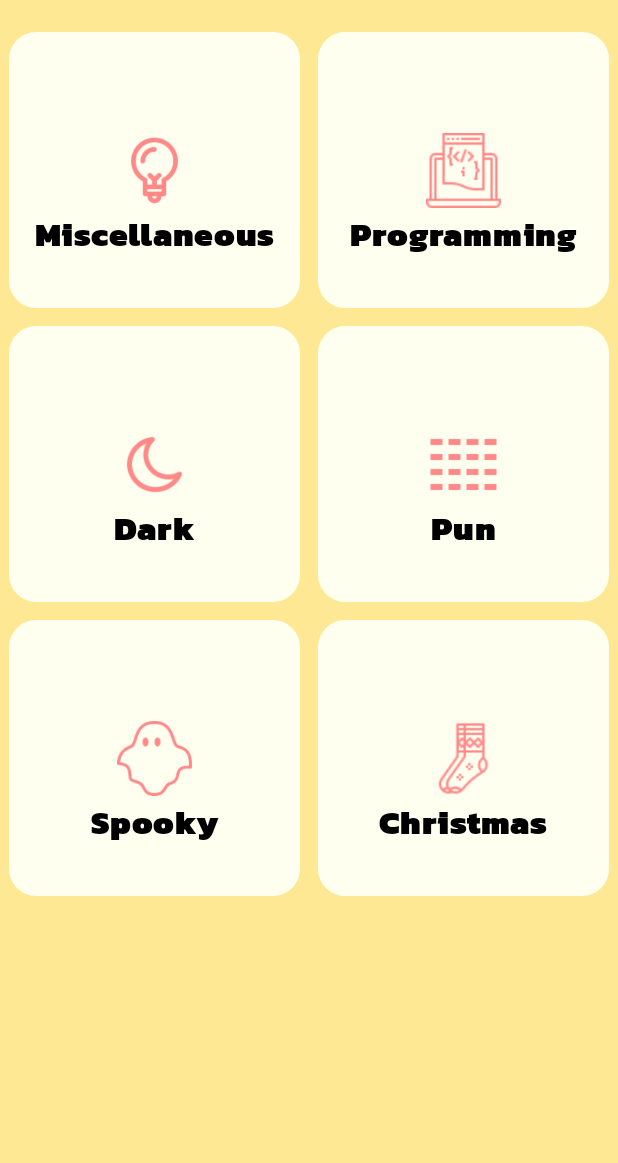
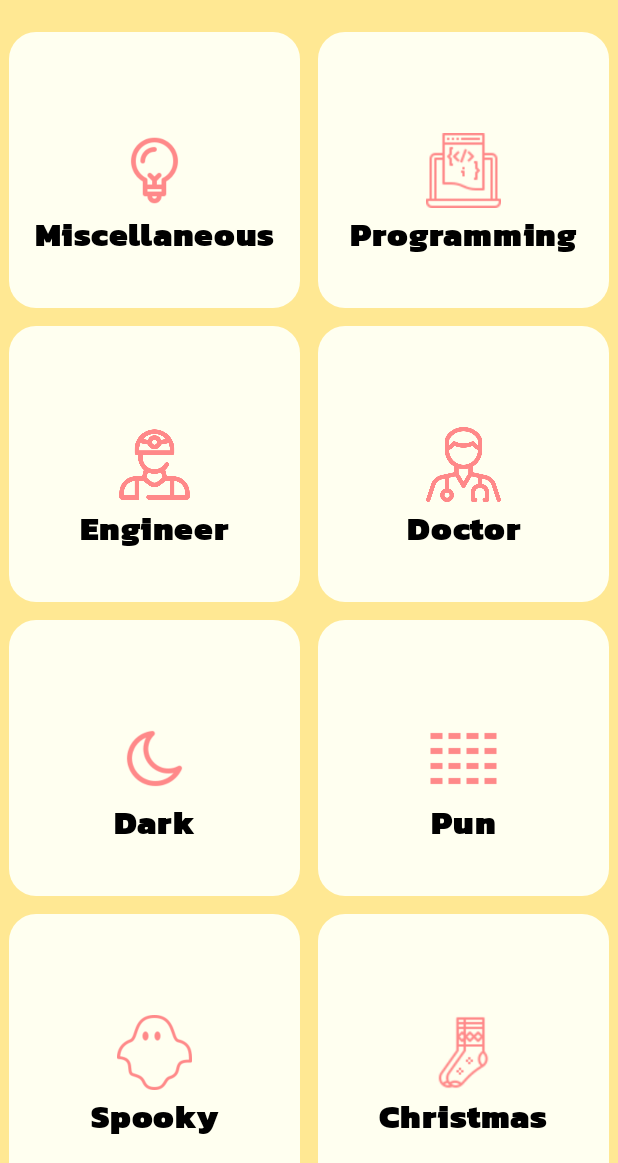
Before and after one commit to thepiyushapkaje/Punchline, an Android app built with Jetpack Compose: the screen it shows after launch (MainActivity), on a phone screen of 412 x 824 dp, the part 73-1236 px from its top. Run offline under Robolectric (Android 15) with nearby library versions, the phone set to English and light mode, and no system bars; our stand-ins replace Dagger/Hilt's generated code, Firebase (no records; nobody signed in at launch, a user with empty details on screens opened directly); 8 statements that could not run were skipped.

Commit message:
Added new categories in application.

```diff
--- /dev/null
+++ b/app/src/main/java/com/nextbigthing/thepunchline/api/NewApiService.kt
@@ -0,0 +1,13 @@
+package com.nextbigthing.thepunchline.api
+
+import com.nextbigthing.thepunchline.data.DoctorJokes
+import com.nextbigthing.thepunchline.data.Jokes
+import retrofit2.http.GET
+import retrofit2.http.Path
+
+interface NewApiService {
+
+    @GET("{category}")
+    suspend fun getDoctorJokes(@Path("category") category: String): DoctorJokes
+
+}
--- /dev/null
+++ b/app/src/main/java/com/nextbigthing/thepunchline/data/DoctorJokes.kt
@@ -0,0 +1,3 @@
+package com.nextbigthing.thepunchline.data
+
+data class DoctorJokes(val data:String)
--- a/app/src/main/java/com/nextbigthing/thepunchline/di/AppModule.kt
+++ b/app/src/main/java/com/nextbigthing/thepunchline/di/AppModule.kt
@@ -4,6 +4,7 @@ import android.content.Context
 import com.google.firebase.database.DatabaseReference
 import com.google.firebase.database.FirebaseDatabase
 import com.nextbigthing.thepunchline.api.ApiService
+import com.nextbigthing.thepunchline.api.NewApiService
 import com.nextbigthing.thepunchline.util.AppConstant
 import com.nextbigthing.thepunchline.util.JokesPreferenceHelper
 import dagger.Module
@@ -11,8 +12,10 @@ import dagger.Provides
 import dagger.hilt.InstallIn
 import dagger.hilt.android.qualifiers.ApplicationContext
 import dagger.hilt.components.SingletonComponent
+import okhttp3.OkHttpClient
 import retrofit2.Retrofit
 import retrofit2.converter.gson.GsonConverterFactory
+import javax.inject.Named
 import javax.inject.Singleton
 
 @Module
@@ -32,14 +35,40 @@ object AppModule {
     }
 
     @Provides
+    @Named("OldRetrofit")
     fun retrofit(): Retrofit {
         return Retrofit.Builder().baseUrl(AppConstant.BASE_URL)
             .addConverterFactory(GsonConverterFactory.create()).build()
     }
 
     @Provides
-    fun apiService(retrofit: Retrofit): ApiService {
+    fun apiService(@Named("OldRetrofit") retrofit: Retrofit): ApiService {
         return retrofit.create(ApiService::class.java)
+    }
+
+    @Provides
+    @Named("NewRetrofit")
+    fun newRetrofit(): Retrofit {
+        return Retrofit.Builder()
+            .baseUrl("https://jokes-always.p.rapidapi.com/")
+            .addConverterFactory(GsonConverterFactory.create())
+            .client(
+                OkHttpClient.Builder()
+                    .addInterceptor { chain ->
+                        val request = chain.request().newBuilder()
+                            .addHeader("x-rapidapi-host", "jokes-always.p.rapidapi.com")
+                            .addHeader("x-rapidapi-key", "84a94507famsh31eca89c1f145a6p15ff2bjsn9602c0ecf733")
+                            .build()
+                        chain.proceed(request)
+                    }
+                    .build()
+            )
+            .build()
+    }
+
+    @Provides
+    fun newApiService(@Named("NewRetrofit") newRetrofit: Retrofit): NewApiService {
+        return newRetrofit.create(NewApiService::class.java)
     }
 
     @Provides
--- a/app/src/main/java/com/nextbigthing/thepunchline/navigation/Navigation.kt
+++ b/app/src/main/java/com/nextbigthing/thepunchline/navigation/Navigation.kt
@@ -15,9 +15,11 @@ import com.nextbigthing.thepunchline.ui.catgories.MainScreen
 import com.nextbigthing.thepunchline.ui.jokes.JokesScreen
 import com.nextbigthing.thepunchline.util.JokesPreferenceHelper
 import com.nextbigthing.thepunchline.viewModel.JokesViewModel
+import com.nextbigthing.thepunchline.viewModel.NewJokesViewModel
 
 @Composable
-fun Navigation(viewModel: JokesViewModel, jokesPreferenceHelper: JokesPreferenceHelper, context: Context) {
+fun Navigation(viewModel: JokesViewModel, newViewModel: NewJokesViewModel,
+               jokesPreferenceHelper: JokesPreferenceHelper, context: Context) {
     val navController = rememberNavController()
 
     NavHost(navController = navController, startDestination = Screen.DashboardScreen.route) {
@@ -52,6 +54,7 @@ fun Navigation(viewModel: JokesViewModel, jokesPreferenceHelper: JokesPreference
                     category = it,
                     jokesPreferenceHelper = jokesPreferenceHelper,
                     viewModel = viewModel,
+                    newViewModel = newViewModel,
                     context = context
                 )
             }
--- a/app/src/main/java/com/nextbigthing/thepunchline/ui/MainActivity.kt
+++ b/app/src/main/java/com/nextbigthing/thepunchline/ui/MainActivity.kt
@@ -25,6 +25,7 @@ import com.nextbigthing.thepunchline.util.AppConstant
 import com.nextbigthing.thepunchline.util.AppConstant.APP_PACKAGE_NAME
 import com.nextbigthing.thepunchline.util.JokesPreferenceHelper
 import com.nextbigthing.thepunchline.viewModel.JokesViewModel
+import com.nextbigthing.thepunchline.viewModel.NewJokesViewModel
 import dagger.hilt.android.AndroidEntryPoint
 import javax.inject.Inject
 
@@ -36,6 +37,7 @@ class MainActivity : ComponentActivity() {
     @Inject
     lateinit var databaseReference: DatabaseReference
     private val viewModel: JokesViewModel by viewModels()
+    private val newViewModel: NewJokesViewModel by viewModels()
 
     @RequiresApi(Build.VERSION_CODES.S)
     override fun onCreate(savedInstanceState: Bundle?) {
@@ -61,6 +63,7 @@ class MainActivity : ComponentActivity() {
                 // Display your navigation
                 Navigation(
                     viewModel = viewModel,
+                    newViewModel = newViewModel,
                     jokesPreferenceHelper = jokesPreferenceHelper,
                     context = this@MainActivity
                 )
--- a/app/src/main/java/com/nextbigthing/thepunchline/util/AppConstant.kt
+++ b/app/src/main/java/com/nextbigthing/thepunchline/util/AppConstant.kt
@@ -3,10 +3,12 @@ package com.nextbigthing.thepunchline.util
 import com.nextbigthing.thepunchline.R
 
 object AppConstant {
-    val jokesList = listOf("Miscellaneous", "Programming", "Dark", "Pun", "Spooky", "Christmas")
+    val jokesList = listOf("Miscellaneous", "Programming", "Engineer", "Doctor", "Dark", "Pun", "Spooky", "Christmas")
     val jokesResList = listOf(
         R.drawable.misc,
         R.drawable.programming,
+        R.drawable.engineer,
+        R.drawable.doctor,
         R.drawable.dark,
         R.drawable.pun,
         R.drawable.spooky,
@@ -15,5 +17,6 @@ object AppConstant {
     const val VERSION_CODE = "versionCode"
     const val VERSION_NAME = "versionName"
     const val BASE_URL = "https://v2.jokeapi.dev/"
+    const val BASE_URL_NEW = "https://jokes-always.p.rapidapi.com/"
     const val APP_PACKAGE_NAME = "com.nextbigthing.thepunchline"
 }
--- /dev/null
+++ b/app/src/main/java/com/nextbigthing/thepunchline/viewModel/NewJokesViewModel.kt
@@ -0,0 +1,29 @@
+package com.nextbigthing.thepunchline.viewModel
+
+import android.util.Log
+import androidx.lifecycle.LiveData
+import androidx.lifecycle.MutableLiveData
+import androidx.lifecycle.ViewModel
+import androidx.lifecycle.viewModelScope
+import com.nextbigthing.thepunchline.api.NewApiService
+import com.nextbigthing.thepunchline.data.DoctorJokes
+import dagger.hilt.android.lifecycle.HiltViewModel
+import kotlinx.coroutines.launch
+import javax.inject.Inject
+
+@HiltViewModel
+class NewJokesViewModel @Inject constructor(private val newApiService: NewApiService) : ViewModel() {
+    private val _doctorJokesResponse = MutableLiveData<DoctorJokes>()
+    var doctorJokesResponse: LiveData<DoctorJokes> = _doctorJokesResponse
+
+    fun fetchDoctorJokes(category:String) {
+        viewModelScope.launch {
+            try {
+                val jokes = newApiService.getDoctorJokes(category)
+                _doctorJokesResponse.value = jokes
+            } catch (e: Exception) {
+                Log.e("NewJokesViewModel", "Exception occurred: ${e.message}")
+            }
+        }
+    }
+}
```
Also changed, not shown: app/src/main/java/com/nextbigthing/thepunchline/ui/jokes/JokeScreen.kt (+37 -0 lines), app/src/main/res/drawable/doctor.png (added), app/src/main/res/drawable/engineer.png (added).
